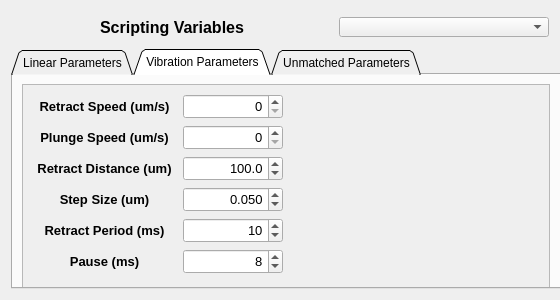
Above: src/ECM_gui/acs_dialog/widget_scripting_variables.ui from dmherrington/ECM-Control-System before the change. Below: the same form after it.
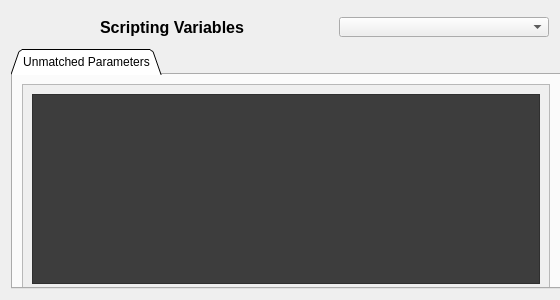
That is the form after the change. The open tabs and pages were chosen to show the change.

Commit message:
Retrieving and Updating Variables
This commit addresses issues with retrieving and updating variables. Additionally, it adds the motion control boxes as a floating window to control all 3 axis of motion.

```diff
--- a/src/ECM_gui/acs_dialog/widget_scripting_variables.ui
+++ b/src/ECM_gui/acs_dialog/widget_scripting_variables.ui
@@ -271,604 +271,6 @@
      <property name="currentIndex">
       <number>0</number>
      </property>
-     <widget class="QWidget" name="tab_linearParams">
-      <attribute name="title">
-       <string>Linear Parameters</string>
-      </attribute>
-      <layout class="QGridLayout" name="gridLayout_4">
-       <item row="0" column="0">
-        <widget class="QScrollArea" name="scrollArea_2">
-         <property name="minimumSize">
-          <size>
-           <width>0</width>
-           <height>210</height>
-          </size>
-         </property>
-         <property name="widgetResizable">
-          <bool>true</bool>
-         </property>
-         <property name="alignment">
-          <set>Qt::AlignCenter</set>
-         </property>
-         <widget class="QWidget" name="scrollAreaWidgetContents_2">
-          <property name="geometry">
-           <rect>
-            <x>0</x>
-            <y>0</y>
-            <width>524</width>
-            <height>208</height>
-           </rect>
-          </property>
-          <layout class="QGridLayout" name="gridLayout_7">
-           <item row="0" column="0">
-            <layout class="QFormLayout" name="formLayout_2">
-             <item row="0" column="0">
-              <widget class="QLabel" name="label_CutDepth">
-               <property name="sizePolicy">
-                <sizepolicy hsizetype="MinimumExpanding" vsizetype="Fixed">
-                 <horstretch>0</horstretch>
-                 <verstretch>0</verstretch>
-                </sizepolicy>
-               </property>
-               <property name="minimumSize">
-                <size>
-                 <width>145</width>
-                 <height>25</height>
-                </size>
-               </property>
-               <property name="font">
-                <font>
-                 <pointsize>10</pointsize>
-                 <weight>75</weight>
-                 <bold>true</bold>
-                </font>
-               </property>
-               <property name="text">
-                <string>Depth of Cut (um)</string>
-               </property>
-               <property name="alignment">
-                <set>Qt::AlignCenter</set>
-               </property>
-              </widget>
-             </item>
-             <item row="1" column="0">
-              <widget class="QLabel" name="label_CutSpeed">
-               <property name="sizePolicy">
-                <sizepolicy hsizetype="MinimumExpanding" vsizetype="Fixed">
-                 <horstretch>0</horstretch>
-                 <verstretch>0</verstretch>
-                </sizepolicy>
-               </property>
-               <property name="minimumSize">
-                <size>
-                 <width>145</width>
-                 <height>25</height>
-                </size>
-               </property>
-               <property name="font">
-                <font>
-                 <pointsize>10</pointsize>
-                 <weight>75</weight>
-                 <bold>true</bold>
-                </font>
-               </property>
-               <property name="text">
-                <string>Cut Speed (um/s)</string>
-               </property>
-               <property name="alignment">
-                <set>Qt::AlignCenter</set>
-               </property>
-              </widget>
-             </item>
-             <item row="0" column="1">
-              <widget class="QDoubleSpinBox" name="doubleSpinBox_CutDepth">
-               <property name="sizePolicy">
-                <sizepolicy hsizetype="Fixed" vsizetype="Fixed">
-                 <horstretch>0</horstretch>
-                 <verstretch>0</verstretch>
-                </sizepolicy>
-               </property>
-               <property name="minimumSize">
-                <size>
-                 <width>100</width>
-                 <height>25</height>
-                </size>
-               </property>
-               <property name="font">
-                <font>
-                 <pointsize>10</pointsize>
-                </font>
-               </property>
-               <property name="toolTip">
-                <string/>
-               </property>
-               <property name="statusTip">
-                <string extracomment="testStatusTip"/>
-               </property>
-               <property name="alignment">
-                <set>Qt::AlignRight|Qt::AlignTrailing|Qt::AlignVCenter</set>
-               </property>
-               <property name="decimals">
-                <number>1</number>
-               </property>
-               <property name="maximum">
-                <double>150000.000000000000000</double>
-               </property>
-               <property name="value">
-                <double>50.000000000000000</double>
-               </property>
-              </widget>
-             </item>
-             <item row="1" column="1">
-              <widget class="QDoubleSpinBox" name="doubleSpinBox_CutSpeed">
-               <property name="sizePolicy">
-                <sizepolicy hsizetype="Fixed" vsizetype="Fixed">
-                 <horstretch>0</horstretch>
-                 <verstretch>0</verstretch>
-                </sizepolicy>
-               </property>
-               <property name="minimumSize">
-                <size>
-                 <width>100</width>
-                 <height>25</height>
-                </size>
-               </property>
-               <property name="font">
-                <font>
-                 <pointsize>10</pointsize>
-                </font>
-               </property>
-               <property name="alignment">
-                <set>Qt::AlignRight|Qt::AlignTrailing|Qt::AlignVCenter</set>
-               </property>
-               <property name="decimals">
-                <number>1</number>
-               </property>
-               <property name="minimum">
-                <double>0.000000000000000</double>
-               </property>
-               <property name="maximum">
-                <double>1000.000000000000000</double>
-               </property>
-               <property name="value">
-                <double>0.400000000000000</double>
-               </property>
-              </widget>
-             </item>
-            </layout>
-           </item>
-          </layout>
-         </widget>
-        </widget>
-       </item>
-      </layout>
-     </widget>
-     <widget class="QWidget" name="tab_vibrationParams">
-      <attribute name="title">
-       <string>Vibration Parameters</string>
-      </attribute>
-      <layout class="QGridLayout" name="gridLayout_2">
-       <item row="0" column="0">
-        <widget class="QScrollArea" name="scrollArea">
-         <property name="minimumSize">
-          <size>
-           <width>470</width>
-           <height>210</height>
-          </size>
-         </property>
-         <property name="verticalScrollBarPolicy">
-          <enum>Qt::ScrollBarAsNeeded</enum>
-         </property>
-         <property name="widgetResizable">
-          <bool>true</bool>
-         </property>
-         <property name="alignment">
-          <set>Qt::AlignCenter</set>
-         </property>
-         <widget class="QWidget" name="scrollAreaWidgetContents">
-          <property name="geometry">
-           <rect>
-            <x>0</x>
-            <y>0</y>
-            <width>524</width>
-            <height>208</height>
-           </rect>
-          </property>
-          <layout class="QGridLayout" name="gridLayout_5">
-           <item row="0" column="0">
-            <layout class="QFormLayout" name="formLayout">
-             <item row="0" column="1">
-              <widget class="QSpinBox" name="spinBox_RetractSpeed">
-               <property name="sizePolicy">
-                <sizepolicy hsizetype="Fixed" vsizetype="Fixed">
-                 <horstretch>0</horstretch>
-                 <verstretch>0</verstretch>
-                </sizepolicy>
-               </property>
-               <property name="minimumSize">
-                <size>
-                 <width>100</width>
-                 <height>25</height>
-                </size>
-               </property>
-               <property name="font">
-                <font>
-                 <pointsize>10</pointsize>
-                </font>
-               </property>
-               <property name="alignment">
-                <set>Qt::AlignRight|Qt::AlignTrailing|Qt::AlignVCenter</set>
-               </property>
-               <property name="minimum">
-                <number>0</number>
-               </property>
-               <property name="maximum">
-                <number>10000</number>
-               </property>
-               <property name="singleStep">
-                <number>10</number>
-               </property>
-               <property name="value">
-                <number>0</number>
-               </property>
-              </widget>
-             </item>
-             <item row="1" column="0">
-              <widget class="QLabel" name="label_PlungeSpeed">
-               <property name="sizePolicy">
-                <sizepolicy hsizetype="MinimumExpanding" vsizetype="Fixed">
-                 <horstretch>0</horstretch>
-                 <verstretch>0</verstretch>
-                </sizepolicy>
-               </property>
-               <property name="minimumSize">
-                <size>
-                 <width>145</width>
-                 <height>25</height>
-                </size>
-               </property>
-               <property name="font">
-                <font>
-                 <pointsize>10</pointsize>
-                 <weight>75</weight>
-                 <bold>true</bold>
-                </font>
-               </property>
-               <property name="text">
-                <string>Plunge Speed (um/s)</string>
-               </property>
-               <property name="alignment">
-                <set>Qt::AlignCenter</set>
-               </property>
-              </widget>
-             </item>
-             <item row="1" column="1">
-              <widget class="QSpinBox" name="spinBox_PlungeSpeed">
-               <property name="sizePolicy">
-                <sizepolicy hsizetype="Fixed" vsizetype="Fixed">
-                 <horstretch>0</horstretch>
-                 <verstretch>0</verstretch>
-                </sizepolicy>
-               </property>
-               <property name="minimumSize">
-                <size>
-                 <width>100</width>
-                 <height>25</height>
-                </size>
-               </property>
-               <property name="font">
-                <font>
-                 <pointsize>10</pointsize>
-                </font>
-               </property>
-               <property name="alignment">
-                <set>Qt::AlignRight|Qt::AlignTrailing|Qt::AlignVCenter</set>
-               </property>
-               <property name="minimum">
-                <number>0</number>
-               </property>
-               <property name="maximum">
-                <number>10000</number>
-               </property>
-               <property name="singleStep">
-                <number>10</number>
-               </property>
-               <property name="value">
-                <number>0</number>
-               </property>
-              </widget>
-             </item>
-             <item row="2" column="0">
-              <widget class="QLabel" name="label_RetractDistance">
-               <property name="sizePolicy">
-                <sizepolicy hsizetype="MinimumExpanding" vsizetype="Fixed">
-                 <horstretch>0</horstretch>
-                 <verstretch>0</verstretch>
-                </sizepolicy>
-               </property>
-               <property name="minimumSize">
-                <size>
-                 <width>145</width>
-                 <height>25</height>
-                </size>
-               </property>
-               <property name="font">
-                <font>
-                 <pointsize>10</pointsize>
-                 <weight>75</weight>
-                 <bold>true</bold>
-                </font>
-               </property>
-               <property name="text">
-                <string>Retract Distance (um)</string>
-               </property>
-               <property name="alignment">
-                <set>Qt::AlignCenter</set>
-               </property>
-              </widget>
-             </item>
-             <item row="2" column="1">
-              <widget class="QDoubleSpinBox" name="doubleSpinBox_RetractDistance">
-               <property name="sizePolicy">
-                <sizepolicy hsizetype="Fixed" vsizetype="Fixed">
-                 <horstretch>0</horstretch>
-                 <verstretch>0</verstretch>
-                </sizepolicy>
-               </property>
-               <property name="minimumSize">
-                <size>
-                 <width>100</width>
-                 <height>25</height>
-                </size>
-               </property>
-               <property name="font">
-                <font>
-                 <pointsize>10</pointsize>
-                </font>
-               </property>
-               <property name="alignment">
-                <set>Qt::AlignRight|Qt::AlignTrailing|Qt::AlignVCenter</set>
-               </property>
-               <property name="decimals">
-                <number>1</number>
-               </property>
-               <property name="maximum">
-                <double>150000.000000000000000</double>
-               </property>
-               <property name="value">
-                <double>100.000000000000000</double>
-               </property>
-              </widget>
-             </item>
-             <item row="3" column="0">
-              <widget class="QLabel" name="label_StepSize">
-               <property name="sizePolicy">
-                <sizepolicy hsizetype="MinimumExpanding" vsizetype="Fixed">
-                 <horstretch>0</horstretch>
-                 <verstretch>0</verstretch>
-                </sizepolicy>
-               </property>
-               <property name="minimumSize">
-                <size>
-                 <width>145</width>
-                 <height>25</height>
-                </size>
-               </property>
-               <property name="font">
-                <font>
-                 <pointsize>10</pointsize>
-                 <weight>75</weight>
-                 <bold>true</bold>
-                </font>
-               </property>
-               <property name="text">
-                <string>Step Size (um)</string>
-               </property>
-               <property name="alignment">
-                <set>Qt::AlignCenter</set>
-               </property>
-              </widget>
-             </item>
-             <item row="3" column="1">
-              <widget class="QDoubleSpinBox" name="doubleSpinBox_StepSize">
-               <property name="sizePolicy">
-                <sizepolicy hsizetype="Fixed" vsizetype="Fixed">
-                 <horstretch>0</horstretch>
-                 <verstretch>0</verstretch>
-                </sizepolicy>
-               </property>
-               <property name="minimumSize">
-                <size>
-                 <width>100</width>
-                 <height>25</height>
-                </size>
-               </property>
-               <property name="font">
-                <font>
-                 <pointsize>10</pointsize>
-                </font>
-               </property>
-               <property name="alignment">
-                <set>Qt::AlignRight|Qt::AlignTrailing|Qt::AlignVCenter</set>
-               </property>
-               <property name="decimals">
-                <number>3</number>
-               </property>
-               <property name="maximum">
-                <double>1000.000000000000000</double>
-               </property>
-               <property name="value">
-                <double>0.050000000000000</double>
-               </property>
-              </widget>
-             </item>
-             <item row="4" column="0">
-              <widget class="QLabel" name="label_RetractPeriod">
-               <property name="sizePolicy">
-                <sizepolicy hsizetype="MinimumExpanding" vsizetype="Fixed">
-                 <horstretch>0</horstretch>
-                 <verstretch>0</verstretch>
-                </sizepolicy>
-               </property>
-               <property name="minimumSize">
-                <size>
-                 <width>145</width>
-                 <height>25</height>
-                </size>
-               </property>
-               <property name="font">
-                <font>
-                 <pointsize>10</pointsize>
-                 <weight>75</weight>
-                 <bold>true</bold>
-                </font>
-               </property>
-               <property name="text">
-                <string>Retract Period (ms)</string>
-               </property>
-               <property name="alignment">
-                <set>Qt::AlignCenter</set>
-               </property>
-              </widget>
-             </item>
-             <item row="4" column="1">
-              <widget class="QSpinBox" name="spinBox_RetractPeriod">
-               <property name="sizePolicy">
-                <sizepolicy hsizetype="Fixed" vsizetype="Fixed">
-                 <horstretch>0</horstretch>
-                 <verstretch>0</verstretch>
-                </sizepolicy>
-               </property>
-               <property name="minimumSize">
-                <size>
-                 <width>100</width>
-                 <height>25</height>
-                </size>
-               </property>
-               <property name="font">
-                <font>
-                 <pointsize>10</pointsize>
-                </font>
-               </property>
-               <property name="alignment">
-                <set>Qt::AlignRight|Qt::AlignTrailing|Qt::AlignVCenter</set>
-               </property>
-               <property name="minimum">
-                <number>0</number>
-               </property>
-               <property name="maximum">
-                <number>10000</number>
-               </property>
-               <property name="singleStep">
-                <number>1</number>
-               </property>
-               <property name="value">
-                <number>10</number>
-               </property>
-              </widget>
-             </item>
-             <item row="5" column="0">
-              <widget class="QLabel" name="label_Pause">
-               <property name="sizePolicy">
-                <sizepolicy hsizetype="MinimumExpanding" vsizetype="Fixed">
-                 <horstretch>0</horstretch>
-                 <verstretch>0</verstretch>
-                </sizepolicy>
-               </property>
-               <property name="minimumSize">
-                <size>
-                 <width>145</width>
-                 <height>25</height>
-                </size>
-               </property>
-               <property name="font">
-                <font>
-                 <pointsize>10</pointsize>
-                 <weight>75</weight>
-                 <bold>true</bold>
-                </font>
-               </property>
-               <property name="text">
-                <string>Pause (ms)</string>
-               </property>
-               <property name="alignment">
-                <set>Qt::AlignCenter</set>
-               </property>
-              </widget>
-             </item>
-             <item row="5" column="1">
-              <widget class="QSpinBox" name="spinBox_Pause">
-               <property name="sizePolicy">
-                <sizepolicy hsizetype="Fixed" vsizetype="Fixed">
-                 <horstretch>0</horstretch>
-                 <verstretch>0</verstretch>
-                </sizepolicy>
-               </property>
-               <property name="minimumSize">
-                <size>
-                 <width>100</width>
-                 <height>25</height>
-                </size>
-               </property>
-               <property name="font">
-                <font>
-                 <pointsize>10</pointsize>
-                </font>
-               </property>
-               <property name="alignment">
-                <set>Qt::AlignRight|Qt::AlignTrailing|Qt::AlignVCenter</set>
-               </property>
-               <property name="minimum">
-                <number>0</number>
-               </property>
-               <property name="maximum">
-                <number>10000</number>
-               </property>
-               <property name="singleStep">
-                <number>1</number>
-               </property>
-               <property name="value">
-                <number>8</number>
-               </property>
-              </widget>
-             </item>
-             <item row="0" column="0">
-              <widget class="QLabel" name="label_RetractSpeed">
-               <property name="sizePolicy">
-                <sizepolicy hsizetype="MinimumExpanding" vsizetype="Fixed">
-                 <horstretch>0</horstretch>
-                 <verstretch>0</verstretch>
-                </sizepolicy>
-               </property>
-               <property name="minimumSize">
-                <size>
-                 <width>145</width>
-                 <height>25</height>
-                </size>
-               </property>
-               <property name="font">
-                <font>
-                 <pointsize>10</pointsize>
-                 <weight>75</weight>
-                 <bold>true</bold>
-                </font>
-               </property>
-               <property name="text">
-                <string>Retract Speed (um/s)</string>
-               </property>
-               <property name="alignment">
-                <set>Qt::AlignCenter</set>
-               </property>
-              </widget>
-             </item>
-            </layout>
-           </item>
-          </layout>
-         </widget>
-        </widget>
-       </item>
-      </layout>
-     </widget>
      <widget class="QWidget" name="tab">
       <attribute name="title">
        <string>Unmatched Parameters</string>
@@ -902,7 +304,7 @@
           </property>
           <layout class="QGridLayout" name="gridLayout_18">
            <item row="0" column="0">
-            <layout class="QFormLayout" name="formLayout_3"/>
+            <widget class="QListWidget" name="listWidget_Variables"/>
            </item>
           </layout>
          </widget>
```
The commit also changes 50 other files.
